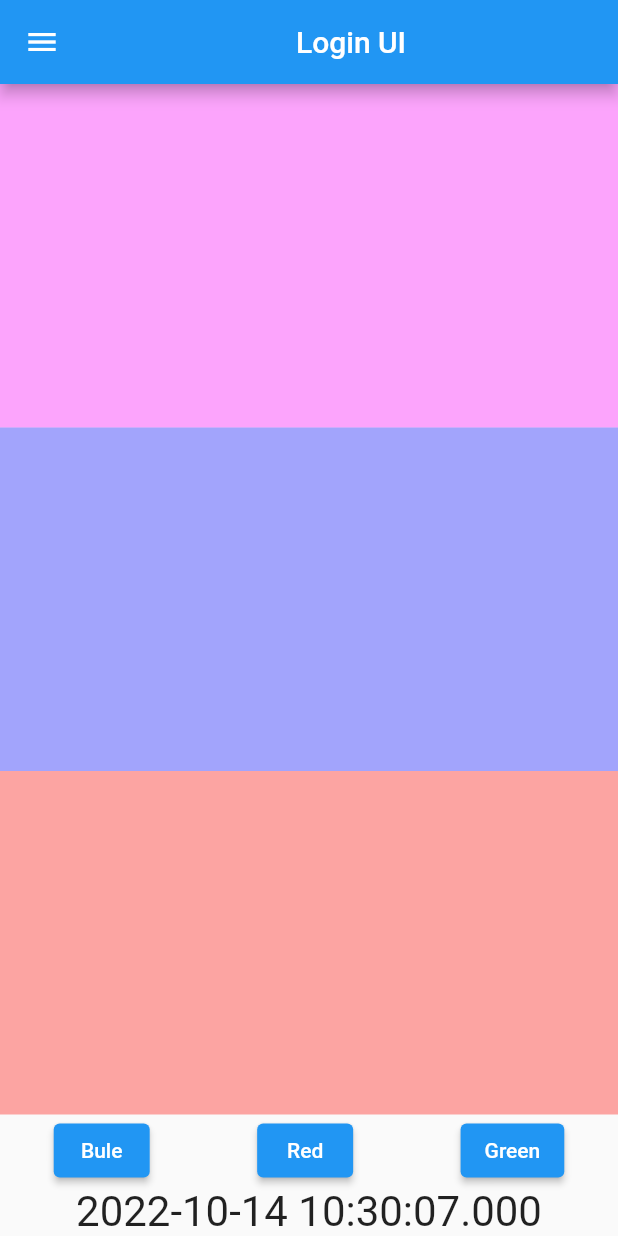
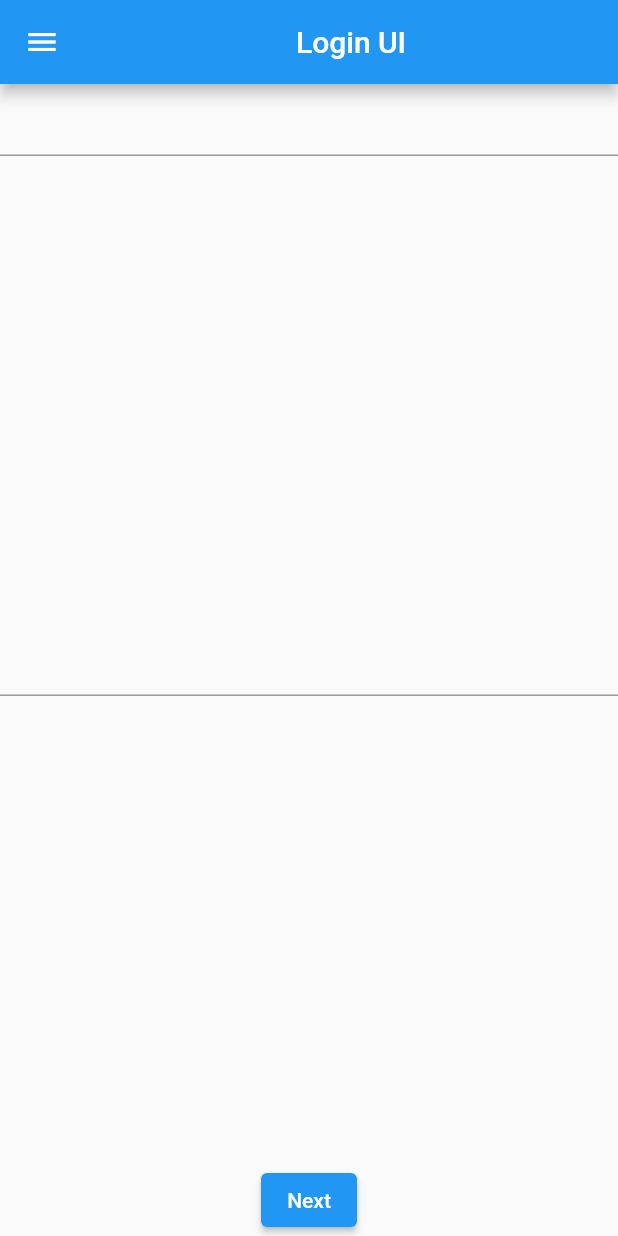
Before and after one commit to RamandeepSingh-IntelligentComputing/IoTTraining, a Flutter app: the screen it shows after launch, on a phone screen of 412 x 824 dp. Run offline on Flutter 3.47's test engine with Material 2 defaults, Android fonts, the phone set to English and light mode, and no system bars.

Commit message:
Navigation Covered

```diff
--- a/FlutterSessions/SessionDemo/fluttersession_app/lib/StatefulDemoWidget.dart
+++ b/FlutterSessions/SessionDemo/fluttersession_app/lib/StatefulDemoWidget.dart
@@ -48,7 +48,7 @@ class _StatefulWidgetDemoState extends State<StatefulDemoWidget>{
         children: [
         ElevatedButton(onPressed: (){update();}, child: Text("Bule")),
         ElevatedButton(onPressed: (){update();}, child: Text("Red")),
-        ElevatedButton(onPressed: (){update();}, child: Text("Green")),
+        ElevatedButton(onPressed: (){timer.cancel();}, child: Text("Green")),
       ],),
       Center(child:Text(tstring,style: TextStyle(fontSize: 28),)),
     ],),));
--- a/FlutterSessions/SessionDemo/fluttersession_app/lib/main.dart
+++ b/FlutterSessions/SessionDemo/fluttersession_app/lib/main.dart
@@ -2,6 +2,8 @@ import 'package:flutter/cupertino.dart';
 import 'package:flutter/material.dart';
 import 'package:flutter/services.dart';
 import 'package:fluttersession_app/StatefulDemoWidget.dart';
+import 'package:fluttersession_app/screen1.dart';
+import 'package:fluttersession_app/screen2.dart';
 
 void main() {
   runApp( MyApp());
@@ -19,12 +21,11 @@ class MyApp extends StatelessWidget {
         home: Scaffold(
           appBar: AppBar(title: Center(child:Text("Login UI"),)),
           drawer: Drawer(child: drawerColumn(context),),
-          body: StatefulDemoWidget()
+          body: screen1(),
         )
     ));
   }
 }
-
 
 class student{
   String name;
--- /dev/null
+++ b/FlutterSessions/SessionDemo/fluttersession_app/lib/screen1.dart
@@ -0,0 +1,27 @@
+
+import 'package:flutter/cupertino.dart';
+import 'package:flutter/material.dart';
+import 'package:fluttersession_app/screen2.dart';
+
+class screen1 extends StatelessWidget{
+  @override
+  Widget build(BuildContext context) {
+
+    TextEditingController name=TextEditingController();
+    TextEditingController collage=TextEditingController();
+
+    return(
+        Container(child:Center(child:Column(children: [
+          Expanded(child: TextField(controller: name,),),
+          Expanded(child:TextField(controller: collage,)),
+          ElevatedButton(onPressed: (){
+            Navigator.push(context,
+                MaterialPageRoute(builder: (context)=>screen2(name.text,collage.text))
+            );
+          },child: Text('Next'),)
+        ],)
+          ))
+    );
+  }
+
+}
```
Also changed, not shown: FlutterSessions/SessionDemo/fluttersession_app/lib/screen2.dart (added, +27 -0 lines).
